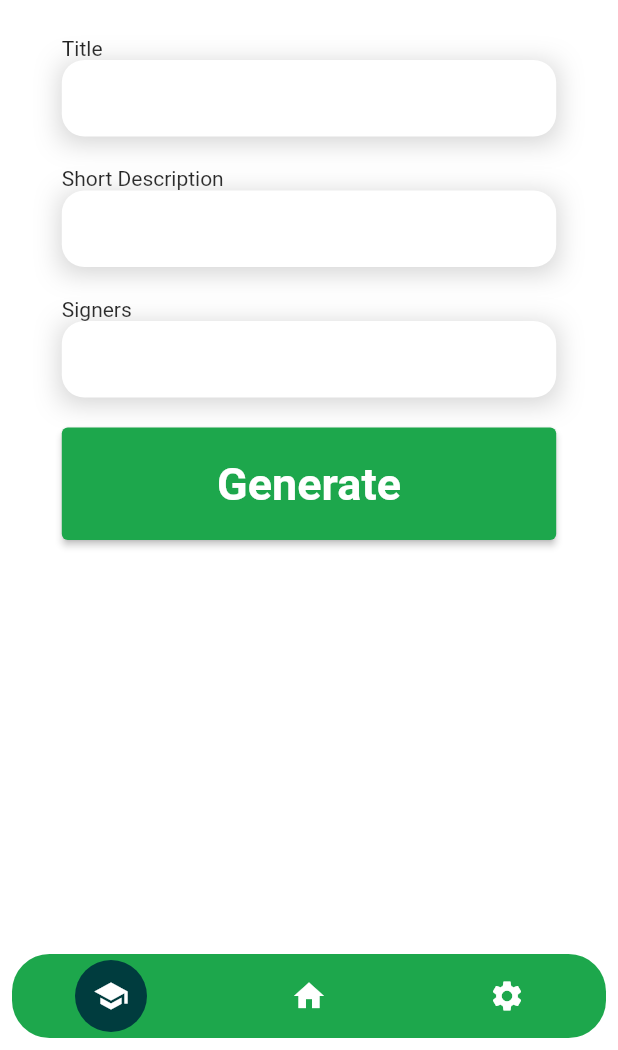
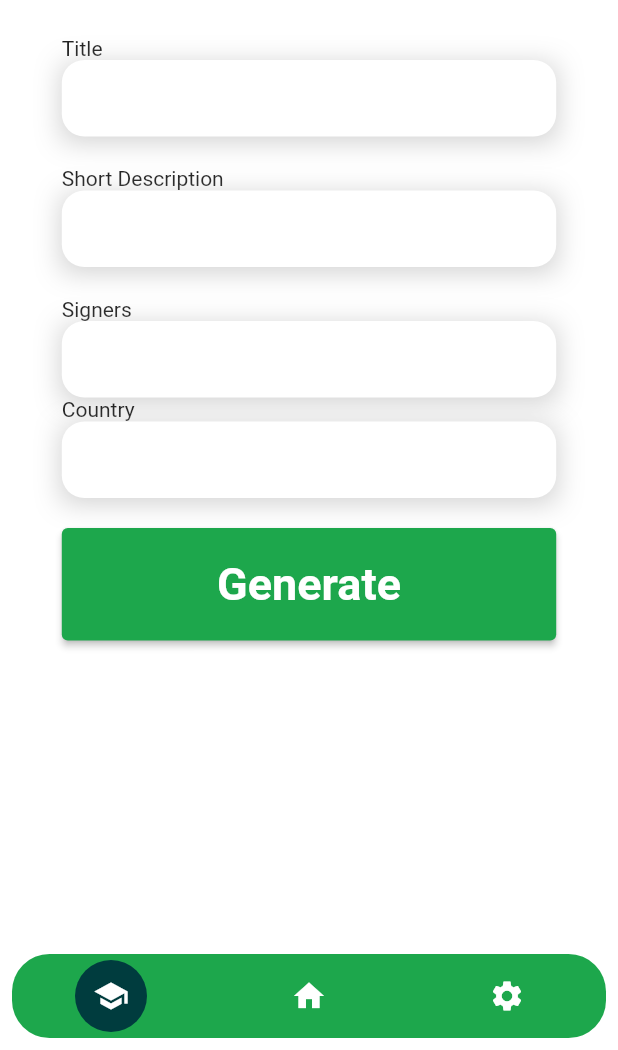
Before and after one commit to MrHup/CrocoSign, a Flutter app: the CreateScreen screen opened by its route, after a tap on "Generate", on a phone screen of 412 x 824 dp, the part 186-1236 px from its top. Run offline on Flutter 3.47's test engine with Material 2 defaults, Android fonts, the phone set to English and light mode, and no system bars; drawn by our look-alikes of flutter_snake_navigationbar; our stand-ins replace flutter_dotenv, im_stepper, lottie, printing; missing offline and left inert: flutter_to_pdf; network calls fail.

Commit message:
Initial GPT integration

```diff
--- a/lib/main.dart
+++ b/lib/main.dart
@@ -6,8 +6,10 @@ import 'package:crocosign/screens/screen_login.dart';
 import 'package:crocosign/screens/screen_pdf_preview.dart';
 import 'package:flutter/material.dart';
 import 'package:flutter/services.dart';
+import 'package:flutter_dotenv/flutter_dotenv.dart';
 
 void main() async {
+  await dotenv.load(fileName: ".env");
   runApp(MainRouter());
 }
 
--- a/lib/screens/screen_agreements.dart
+++ b/lib/screens/screen_agreements.dart
@@ -35,7 +35,7 @@ class AgreementScreen extends StatelessWidget {
         ]),
         floatingActionButton: FloatingActionButton(
           onPressed: () {
-            Navigator.pushNamed(context, '/editable'); // /create
+            Navigator.pushNamed(context, '/create'); // /create
           },
           backgroundColor: Colors.green,
           child: const Icon(Icons.add),
--- a/lib/screens/screen_create.dart
+++ b/lib/screens/screen_create.dart
@@ -1,4 +1,6 @@
+import 'package:crocosign/static/generate_document.dart';
 import 'package:crocosign/static/globals.dart';
+import 'package:crocosign/static/input_agreement.dart';
 import 'package:crocosign/widgets/bottom_nav_bar.dart';
 import 'package:crocosign/widgets/logo_banner.dart';
 import 'package:crocosign/widgets/long_input_field.dart';
@@ -13,6 +15,7 @@ class CreateScreen extends StatelessWidget {
     TextEditingController titleController = TextEditingController();
     TextEditingController descriptionController = TextEditingController();
     TextEditingController signersController = TextEditingController();
+    TextEditingController countryController = TextEditingController();
     return Scaffold(
       backgroundColor: Colors.white,
       bottomNavigationBar: BottomNavBar((index) => print("")),
@@ -33,10 +36,22 @@ class CreateScreen extends StatelessWidget {
                           title: "Short Description"),
                       const SizedBox(height: 20),
                       ShortInputField(signersController, title: "Signers"),
+                      ShortInputField(countryController, title: "Country"),
                       // generate button
                       const SizedBox(height: 20),
                       ElevatedButton(
-                        onPressed: () {},
+                        onPressed: () async {
+                          List<String> signers = signersController.text
+                              .split(",")
+                              .map((e) => e.trim())
+                              .toList();
+                          InputAgreement inputAgreement = InputAgreement(
+                              title: titleController.text,
+                              topic: descriptionController.text,
+                              signers: signers,
+                              country: countryController.text);
+                          await generatePdfContent(inputAgreement);
+                        },
                         style: ElevatedButton.styleFrom(
                           backgroundColor: Globals.primaryColor,
                           padding: const EdgeInsets.symmetric(
--- a/lib/static/agreement.dart
+++ /dev/null
@@ -1,6 +0,0 @@
-class Agreement {
-  String title;
-  String description;
-
-  Agreement({required this.title, required this.description});
-}
--- /dev/null
+++ b/lib/static/config.dart
@@ -0,0 +1,11 @@
+import 'package:flutter_dotenv/flutter_dotenv.dart';
+
+class Config {
+  static String completionModel = "text-davinci-003";
+  static String chatModel = "gpt-3.5-turbo";
+  static String baseApiUrl = "https://api.openai.com/v1";
+}
+
+class Env {
+  static final openAiKey = dotenv.env['OPENAI_API_KEY'];
+}
--- /dev/null
+++ b/lib/static/generate_document.dart
@@ -0,0 +1,69 @@
+import 'dart:convert';
+import 'package:crocosign/static/input_agreement.dart';
+import 'package:crocosign/static/config.dart';
+import 'package:http/http.dart' as http;
+
+Future<List<String>> generatePdfContent(InputAgreement agreement) async {
+  String prompt = "You are a lawyer. ${agreement.generatePrompt()}";
+  print(prompt);
+
+  final response = await http.post(
+    Uri.parse("${Config.baseApiUrl}/completions"),
+    headers: <String, String>{
+      'Content-Type': 'application/json',
+      'Authorization': 'Bearer ${Env.openAiKey}',
+    },
+    body: jsonEncode(<String, dynamic>{
+      "prompt": prompt,
+      "model": Config.completionModel,
+      "max_tokens": 1500,
+      "temperature": 1.2,
+      "presence_penalty": 0.65,
+      "frequency_penalty": 0.35,
+    }),
+  );
+
+  print(response.body);
+  print(response.statusCode);
+
+  return [];
+}
+
+
+// Future<List<String>> fetchQuizzes() async {
+//   final response = await http.post(
+//     Uri.parse("https://api.openai.com/v1/chat/completions"),
+//     headers: <String, String>{
+//       'Content-Type': 'application/json',
+//       'Authorization': 'Bearer ${Env.openAiKey}',
+//     },
+//     body: jsonEncode(<String, dynamic>{
+//       "messages": [
+//         {
+//           "role": "system",
+//           "content":
+//               "This is a conversation about specific python high level tricks. The conversation is very specific and high level, only experts should be able to follow"
+//         },
+//         {"role": "assistant", "content": "Hello, how can I help you?"},
+//         {
+//           "role": "user",
+//           "content":
+//               "Give me a list of tips, tricks and unknown libraries that I should look into to make my life easier as a python developer. Just list the topics."
+//         }
+//       ],
+//       "model": "gpt-3.5-turbo", // "gpt-3.5-turbo-0301",
+//       // "model": "text-davinci-003",
+//       "max_tokens": 3000,
+//       "temperature": 1.2,
+//       //   "top_p": 1,
+//       //   "n": 1,
+//       "presence_penalty": 0.65,
+//       "frequency_penalty": 0.35,
+//       //   "stop": ["\n"]
+//     }),
+//   );
+
+//   print(response.body);
+//   print(response.statusCode);
+//   return [];
+// }
--- /dev/null
+++ b/lib/static/input_agreement.dart
@@ -0,0 +1,54 @@
+class InputAgreement {
+  String title;
+  String topic;
+  List<String> signers;
+  String country;
+  String company;
+
+  InputAgreement(
+      {required this.country,
+      required this.signers,
+      required this.title,
+      required this.topic,
+      this.company = ""});
+
+  String formatSignees(List<String> signees) {
+    // transform the list of signees into a string
+    // example: "signee1, signee2 ... and signeeN"
+    String formattedSignees = "";
+    for (int i = 0; i < signees.length; i++) {
+      if (i == signees.length - 1) {
+        formattedSignees += "and ${signees[i]}";
+      } else {
+        formattedSignees += "${signees[i]}, ";
+      }
+    }
+    return formattedSignees;
+  }
+
+  String getCurrentDate() {
+    // get the current date
+    DateTime now = DateTime.now();
+    String formattedDate = "${now.day}/${now.month}/${now.year}";
+    return formattedDate;
+  }
+
+  String generatePrompt() {
+    String signees = formatSignees(signers);
+    String currentDate = getCurrentDate();
+    String prompt =
+        "This is an agreement contract between $signees following the regulations of $country. The signees request the following:\n";
+    prompt += "The contract is titled $title and is about \"$topic\".\n";
+    prompt += "The signees are: $signees\n";
+    if (company != "") {
+      prompt += "The company in cause is: $company\n";
+    }
+    prompt += "Date of signature: $currentDate\n";
+    prompt +=
+        "The contract should be written following the rules of <country> in a formal descriptive manner. At the end, it should include space for the signees to sign. \n";
+    prompt +=
+        "Add more information if necessary. Make it long and exclude any information we do not have.\n";
+
+    return prompt;
+  }
+}
--- a/pubspec.yaml
+++ b/pubspec.yaml
@@ -17,6 +17,7 @@ dependencies:
   lottie: ^2.6.0
   im_stepper: ^1.0.1+1
   flutter_snake_navigationbar: ^0.6.1
+  flutter_dotenv: ^5.1.0
 
 
 dev_dependencies:
@@ -30,3 +31,4 @@ flutter:
   uses-material-design: true
   assets:
     - assets/
+    - .env
```
Also changed, not shown: pubspec.lock, 1 other file.
